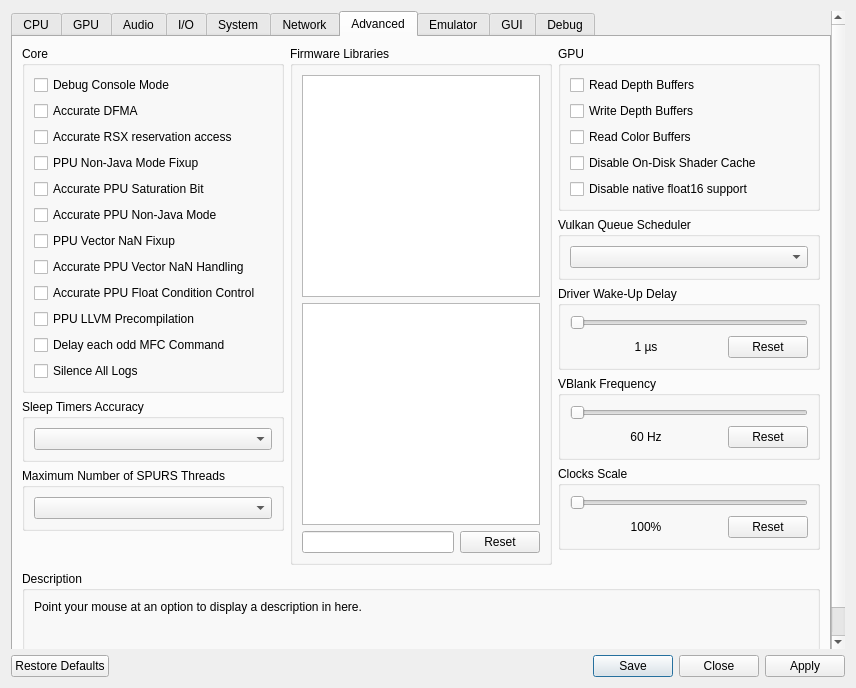
This is rpcs3/rpcs3qt/settings_dialog.ui in hoholee12/rpcs3-custom as Qt 5 draws it before an edit. The edited form follows.
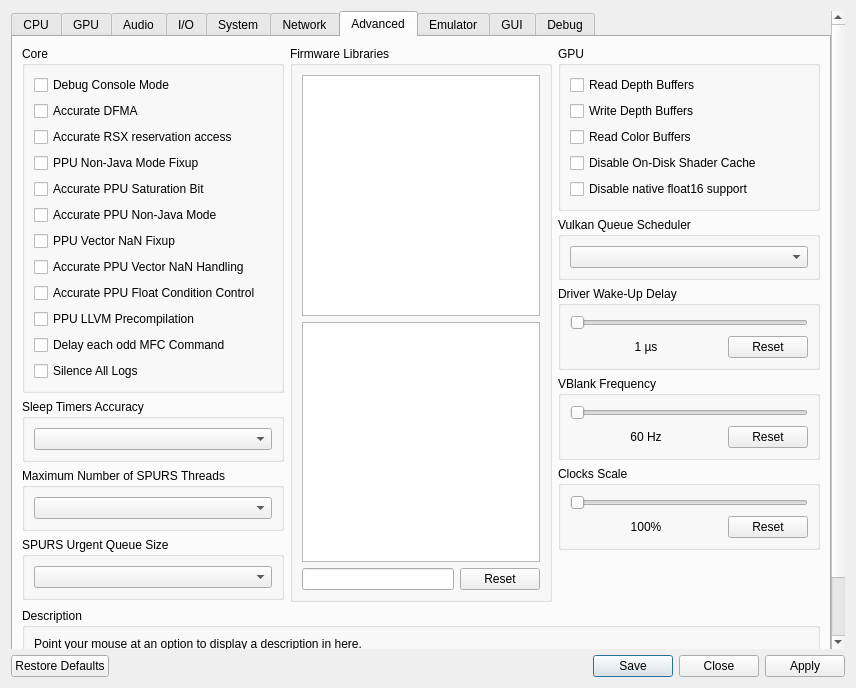
This is the edited form. The open tabs and pages were chosen to show the change. Icons and pictures are not drawn.

Patch:
```diff
--- a/rpcs3/rpcs3qt/settings_dialog.ui
+++ b/rpcs3/rpcs3qt/settings_dialog.ui
@@ -2199,6 +2199,24 @@
               </layout>
              </widget>
             </item>
+			<item>
+             <widget class="QGroupBox" name="gb_spurs_urgent_queue_size">
+              <property name="sizePolicy">
+               <sizepolicy hsizetype="Preferred" vsizetype="Minimum">
+                <horstretch>0</horstretch>
+                <verstretch>0</verstretch>
+               </sizepolicy>
+              </property>
+              <property name="title">
+               <string>SPURS Urgent Queue Size</string>
+              </property>
+              <layout class="QVBoxLayout" name="gb_spurs_urgent_queue_size_layout">
+               <item>
+                <widget class="QComboBox" name="SPURSUrgentQueueSize"/>
+               </item>
+              </layout>
+             </widget>
+            </item>
             <item>
              <spacer name="advancedTabSpacerLeft">
               <property name="orientation">
```
